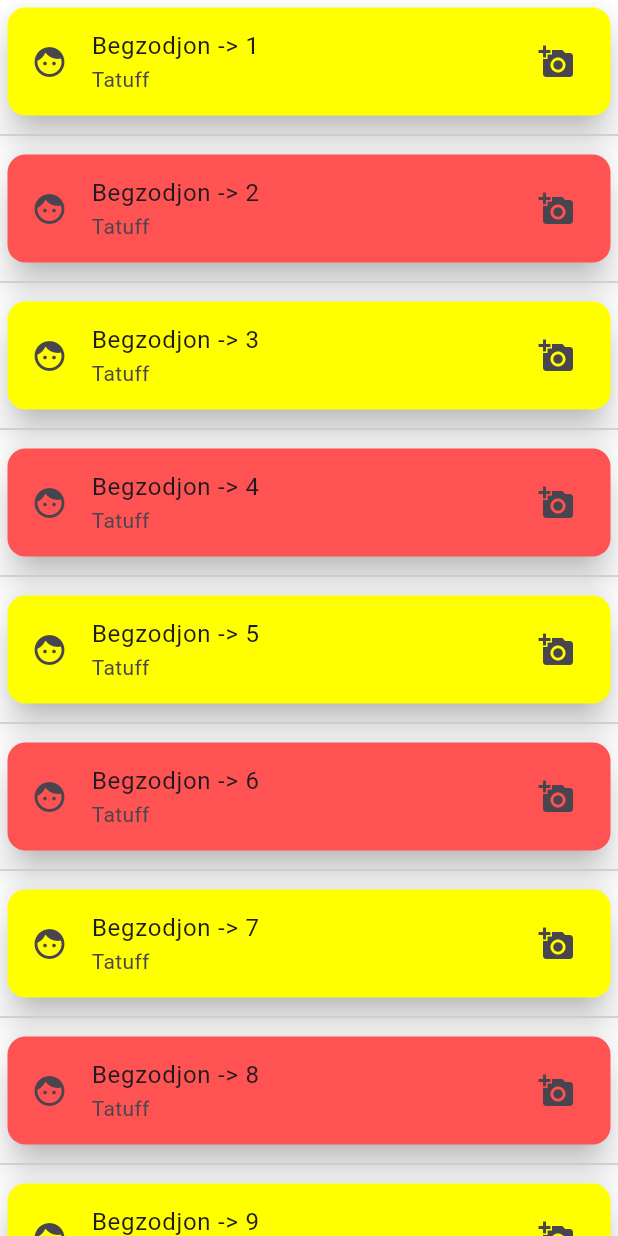
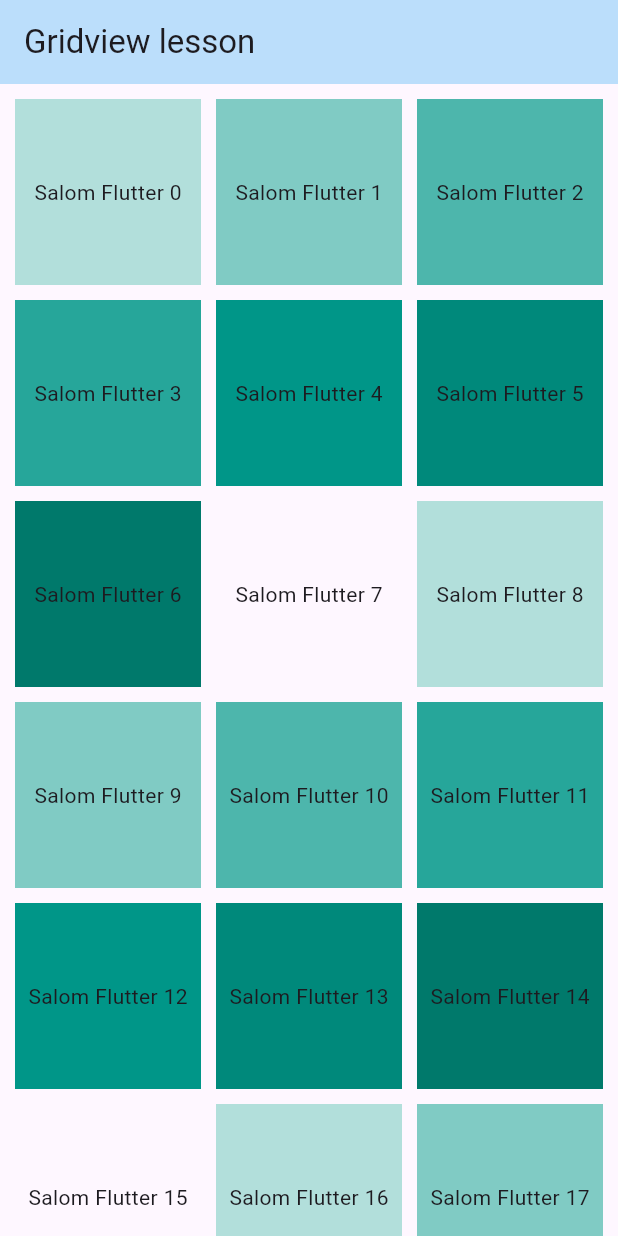
Before and after one commit to Begzodjon7172/flutter-listview.builder, a Flutter app: the screen it shows after launch, on a phone screen of 412 x 824 dp. Run offline on Flutter 3.47's test engine with Material 3 defaults, Android fonts, the phone set to English and light mode, and no system bars; our stand-ins replace fluttertoast.

Commit message:
GridView count and builder

```diff
--- a/lib/main.dart
+++ b/lib/main.dart
@@ -1,4 +1,6 @@
 import 'package:flutter/material.dart';
+import 'package:flutter_lesson_1/ui/GridViewBuilderSample.dart';
+import 'package:flutter_lesson_1/ui/GridViewList.dart';
 import 'package:flutter_lesson_1/ui/NewListViewBuilder.dart';
 
 void main() {
@@ -14,10 +16,17 @@ class MyApp extends StatelessWidget {
       title: 'Flutter Demo',
       debugShowCheckedModeBanner: false,
       theme: ThemeData(
-        colorScheme: ColorScheme.fromSeed(seedColor: const Color.fromARGB(255, 164, 154, 180)),
+        colorScheme: ColorScheme.fromSeed(
+            seedColor: const Color.fromARGB(255, 164, 154, 180)),
         useMaterial3: true,
       ),
-      home: Newlistviewbuilder(),
+      home: Scaffold(
+        appBar: AppBar(
+          backgroundColor: Colors.blue[100],
+          title: Text("Gridview lesson"),
+        ),
+        body: Gridviewbuildersample(),
+      ),
     );
   }
 }
--- /dev/null
+++ b/lib/ui/GridViewBuilderSample.dart
@@ -0,0 +1,25 @@
+import 'package:flutter/material.dart';
+
+class Gridviewbuildersample extends StatelessWidget {
+  const Gridviewbuildersample({super.key});
+
+  @override
+  Widget build(BuildContext context) {
+    return GridView.builder(
+      padding: EdgeInsets.all(10),
+      itemCount: 100,
+      gridDelegate: SliverGridDelegateWithFixedCrossAxisCount(
+        crossAxisCount: 3,
+        crossAxisSpacing: 10.0,
+        mainAxisSpacing: 10.0,
+      ),
+      itemBuilder: (BuildContext context, int index) {
+        return Container(
+          alignment: Alignment.center,
+          child: Text("Salom Flutter $index"),
+          color: Colors.teal[(index + 1) % 8 * 100],
+        );
+      },
+    );
+  }
+}
```
Also changed, not shown: lib/ui/GridViewList.dart (+111 -1 lines).
